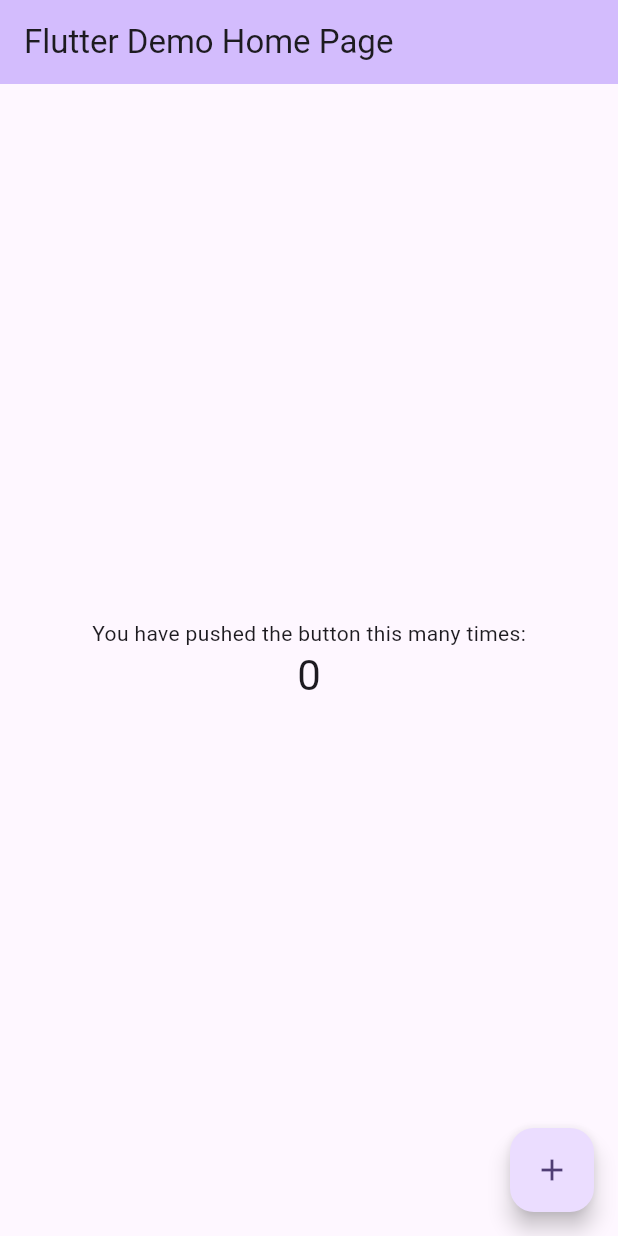
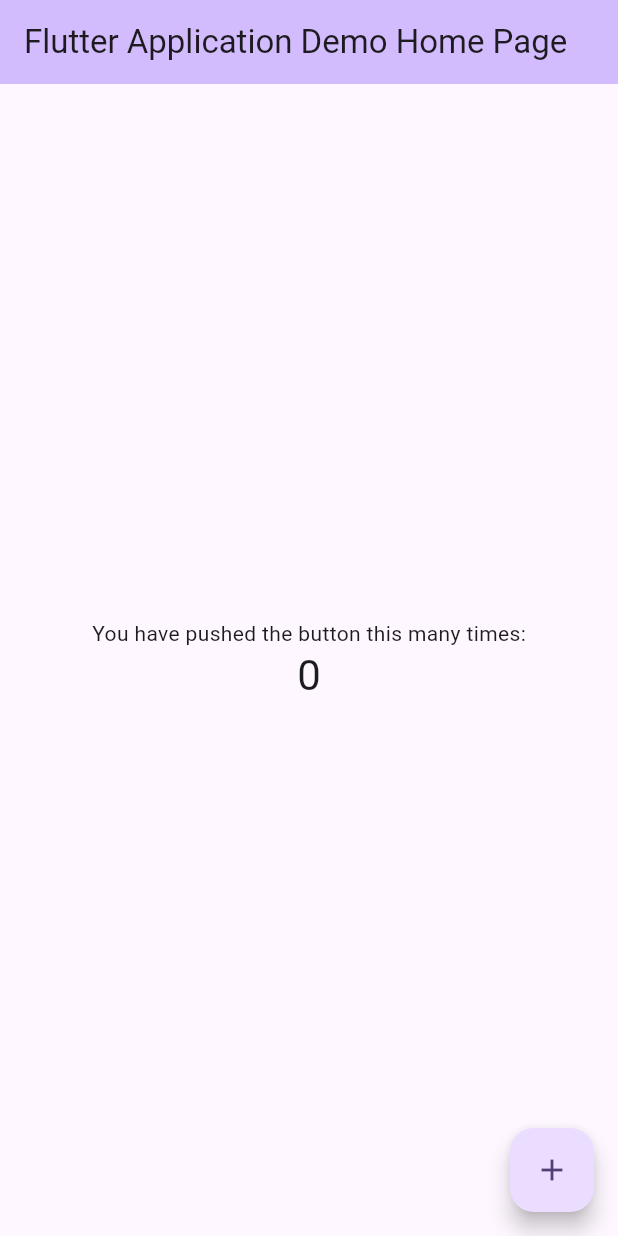
Before and after one commit to anilkurma06/Flutter_application_1, a Flutter app: the screen it shows after launch, on a phone screen of 412 x 824 dp. Run offline on Flutter 3.47's test engine with Material 3 defaults, Android fonts, the phone set to English and light mode, and no system bars.

Commit message:
final commit

```diff
--- a/lib/main.dart
+++ b/lib/main.dart
@@ -30,7 +30,7 @@ class MyApp extends StatelessWidget {
         // tested with just a hot reload.
         colorScheme: ColorScheme.fromSeed(seedColor: Colors.deepPurple),
       ),
-      home: const MyHomePage(title: 'Flutter Demo Home Page'),
+      home: const MyHomePage(title: 'Flutter Application Demo Home Page'),
     );
   }
 }
@@ -93,11 +93,7 @@ class _MyHomePageState extends State<MyHomePage> {
           // arranges them vertically. By default, it sizes itself to fit its
           // children horizontally, and tries to be as tall as its parent.
           //
-          // Column has various properties to control how it sizes itself and
-          // how it positions its children. Here we use mainAxisAlignment to
-          // center the children vertically; the main axis here is the vertical
-          // axis because Columns are vertical (the cross axis would be
-          // horizontal).
+
           //
           // TRY THIS: Invoke "debug painting" (choose the "Toggle Debug Paint"
           // action in the IDE, or press "p" in the console), to see the
```
